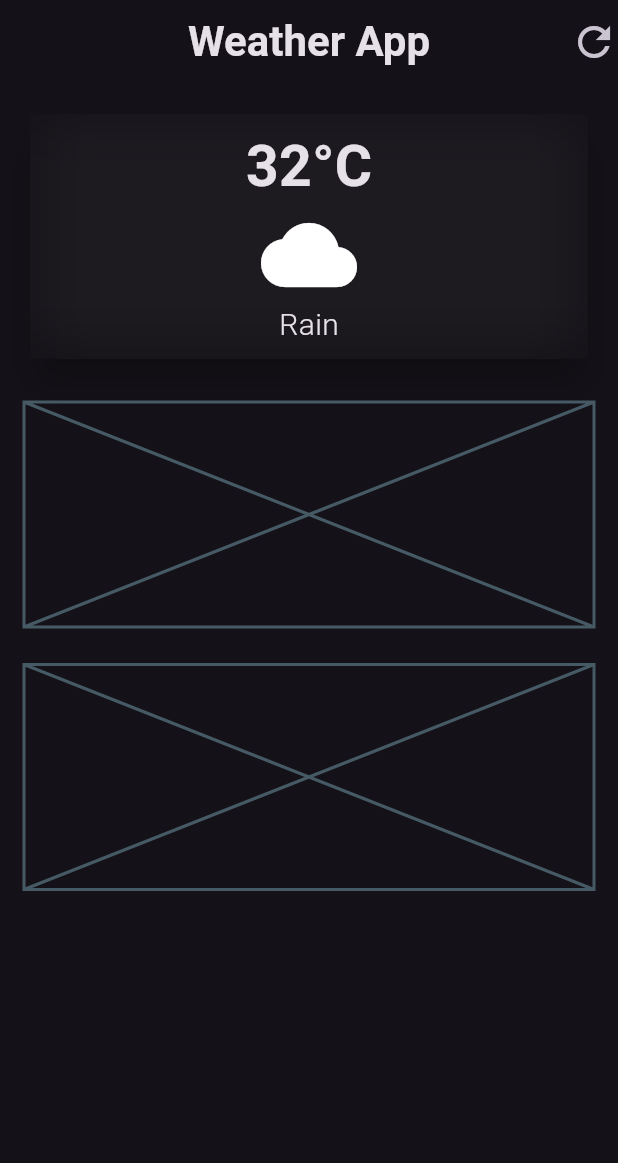
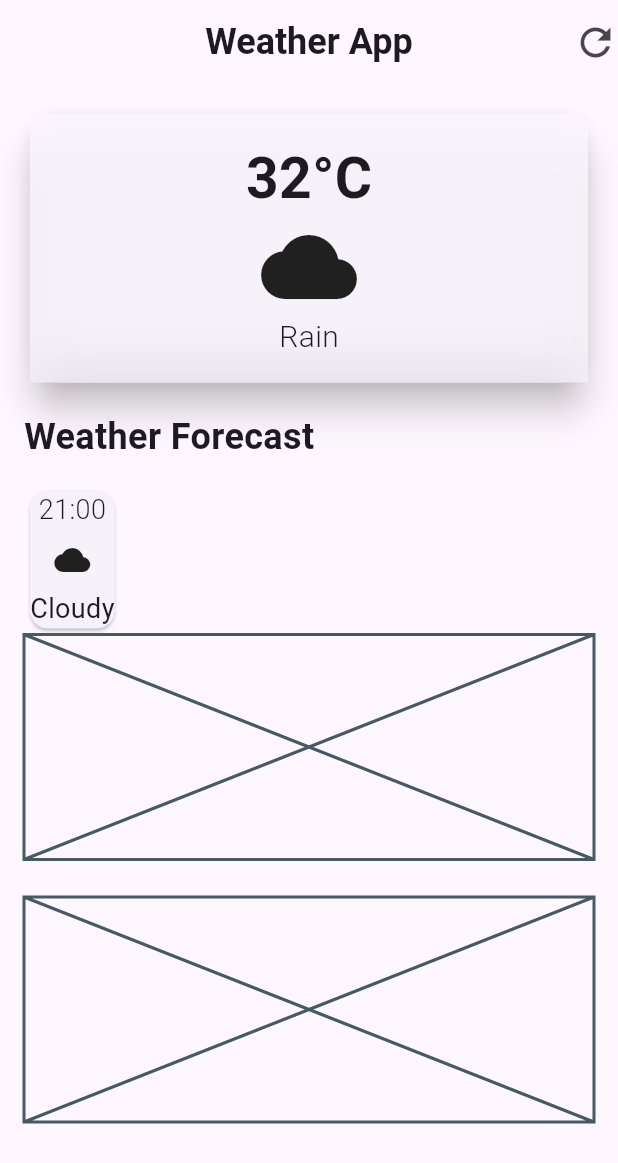
Before and after one commit to WebX-Divin/weather_app, a Flutter app: the screen it shows after launch, on a phone screen of 412 x 824 dp. Shown: the top 1163 px of the screen. Run offline on Flutter 3.47's test engine with Material 3 defaults, Android fonts, the phone set to English and light mode, and no system bars.

Commit message:
UI Update

```diff
--- a/lib/main.dart
+++ b/lib/main.dart
@@ -12,9 +12,7 @@ class MyApp extends StatelessWidget {
   Widget build(BuildContext context) {
     return MaterialApp(
       debugShowCheckedModeBanner: false,
-      theme: ThemeData.dark(
-        useMaterial3: true,
-      ),
+      themeMode: ThemeMode.system,
       home: const WeatherScreen(),
     );
   }
--- a/lib/weather_screen.dart
+++ b/lib/weather_screen.dart
@@ -11,22 +11,23 @@ class WeatherScreen extends StatelessWidget {
         title: const Text(
           'Weather App',
           style: TextStyle(
-            fontSize: 28,
+            fontSize: 24,
             fontWeight: FontWeight.bold,
           ),
         ),
         centerTitle: true,
         actions: [
           GestureDetector(
-            child: const Icon(Icons.refresh, size: 32),
+            child: const Icon(Icons.refresh, size: 30),
           )
         ],
       ),
       body: Padding(
-        padding: const EdgeInsets.all(16),
+        padding: const EdgeInsets.all(16.0),
         child: Column(
+          crossAxisAlignment: CrossAxisAlignment.start,
+          //main card
           children: [
-            //main card
             SizedBox(
               width: double.infinity,
               child: Card(
@@ -41,7 +42,7 @@ class WeatherScreen extends StatelessWidget {
                       sigmaY: 20,
                     ),
                     child: const Padding(
-                      padding: EdgeInsets.all(8.0),
+                      padding: EdgeInsets.all(16.0),
                       child: Column(
                         children: [
                           Text(
@@ -69,8 +70,45 @@ class WeatherScreen extends StatelessWidget {
                 ),
               ),
             ),
-            const SizedBox(height: 25),
+            const SizedBox(height: 15),
             //secondary card
+            const Text(
+              'Weather Forecast',
+              style: TextStyle(
+                fontSize: 24,
+                fontWeight: FontWeight.bold,
+              ),
+            ),
+            const SizedBox(height: 15),
+            const Row(
+              children: [
+                SizedBox(
+                  child: Card(
+                    child: Column(
+                      children: [
+                        Text(
+                          '21:00',
+                          style: TextStyle(
+                            fontSize: 18,
+                            fontWeight: FontWeight.w300,
+                          ),
+                        ),
+                        SizedBox(height: 8),
+                        Icon(Icons.cloud),
+                        SizedBox(height: 8),
+                        Text(
+                          'Cloudy',
+                          style: TextStyle(
+                            fontSize: 18,
+                            fontWeight: FontWeight.w400,
+                          ),
+                        )
+                      ],
+                    ),
+                  ),
+                ),
+              ],
+            ),
             const Placeholder(
               fallbackHeight: 150,
             ),
```
